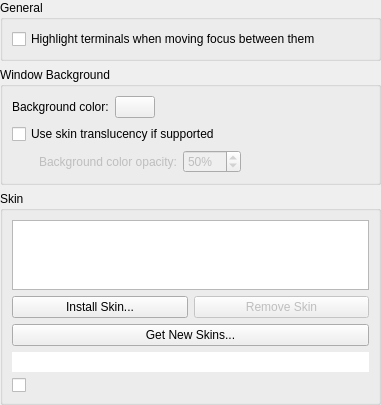
Qt form yakuake/app/config/appearancesettings.ui (fluxer/kde-extraapps) before a commit.
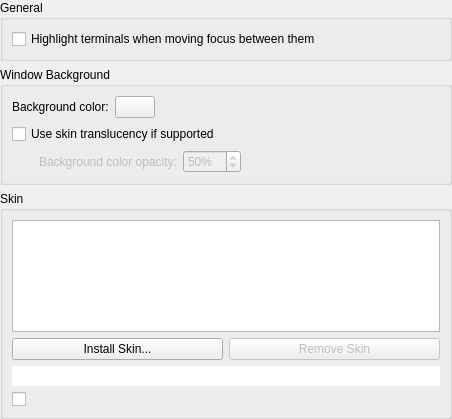
The same form after that commit. Custom widgets are drawn as their Qt base class.

Commit message: yakuake: remove GHNS button from appearance settings

The edit to the form file:
```diff
--- a/yakuake/app/config/appearancesettings.ui
+++ b/yakuake/app/config/appearancesettings.ui
@@ -6,8 +6,8 @@
    <rect>
     <x>0</x>
     <y>0</y>
-    <width>381</width>
-    <height>386</height>
+    <width>452</width>
+    <height>419</height>
    </rect>
   </property>
   <layout class="QVBoxLayout" name="verticalLayout_3">
@@ -154,13 +154,6 @@
       <string comment="@title:group">Skin</string>
      </property>
      <layout class="QGridLayout">
-      <item row="2" column="0" colspan="2">
-       <widget class="KPushButton" name="ghnsButton">
-        <property name="text">
-         <string comment="@action:button">Get New Skins...</string>
-        </property>
-       </widget>
-      </item>
       <item row="0" column="0" colspan="2">
        <widget class="QListView" name="skinList">
         <property name="contextMenuPolicy">
@@ -171,13 +164,20 @@
         </property>
        </widget>
       </item>
-      <item row="3" column="0" colspan="2">
+      <item row="2" column="0" colspan="2">
        <widget class="KLineEdit" name="kcfg_Skin">
         <property name="frame">
          <bool>false</bool>
         </property>
        </widget>
       </item>
+      <item row="3" column="0">
+       <widget class="QCheckBox" name="kcfg_SkinInstalledWithKns">
+        <property name="text">
+         <string/>
+        </property>
+       </widget>
+      </item>
       <item row="1" column="1">
        <widget class="KPushButton" name="removeButton">
         <property name="enabled">
@@ -198,13 +198,6 @@
         </property>
        </widget>
       </item>
-      <item row="4" column="0">
-       <widget class="QCheckBox" name="kcfg_SkinInstalledWithKns">
-        <property name="text">
-         <string/>
-        </property>
-       </widget>
-      </item>
      </layout>
     </widget>
    </item>
```
Left out of the diff: 1 changed line with no effect on the pictures. The commit also changes 1 other file.
